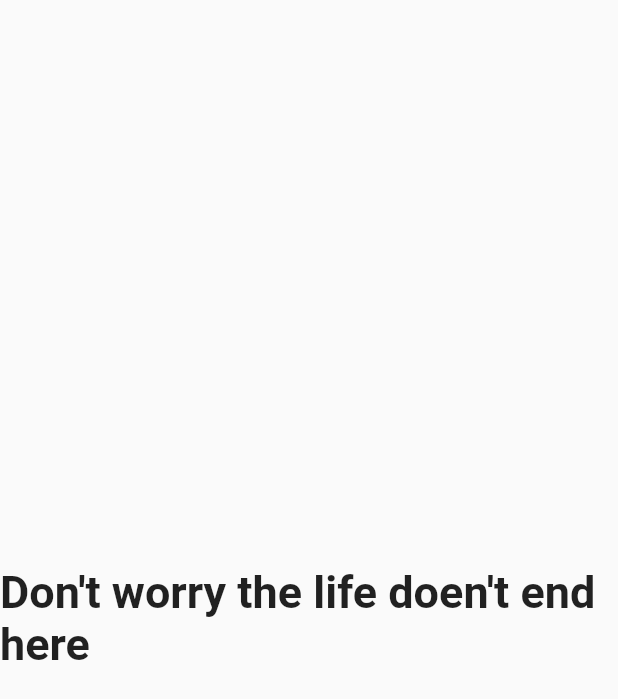
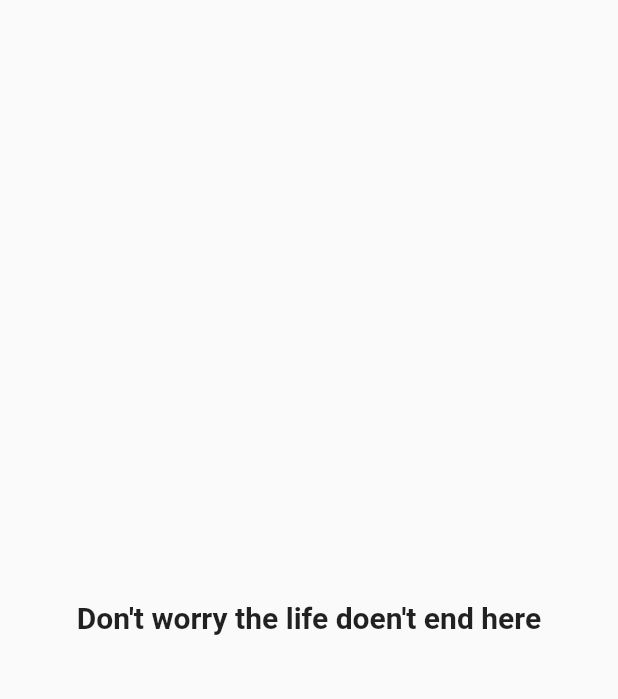
Before and after one commit to twizelissa/Mobile-Development, a Flutter app: the Result widget shown alone on an empty page, opened directly with empty values, on a phone screen of 412 x 824 dp. Shown: the top 699 px of the screen. Run offline on Flutter 3.47's test engine with Material 2 defaults, Android fonts, the phone set to English and light mode, and no system bars.

Commit message:
centrizing every thing

```diff
--- a/lib/result.dart
+++ b/lib/result.dart
@@ -22,7 +22,8 @@ class Result extends StatelessWidget {
     return Center(
         child: Text(
       resultPhase,
-      style: TextStyle(fontSize: 30, fontWeight: FontWeight.bold),
+      style: TextStyle(fontSize: 20, fontWeight: FontWeight.bold),
+      textAlign: TextAlign.center,
     ));
   }
 }
```
